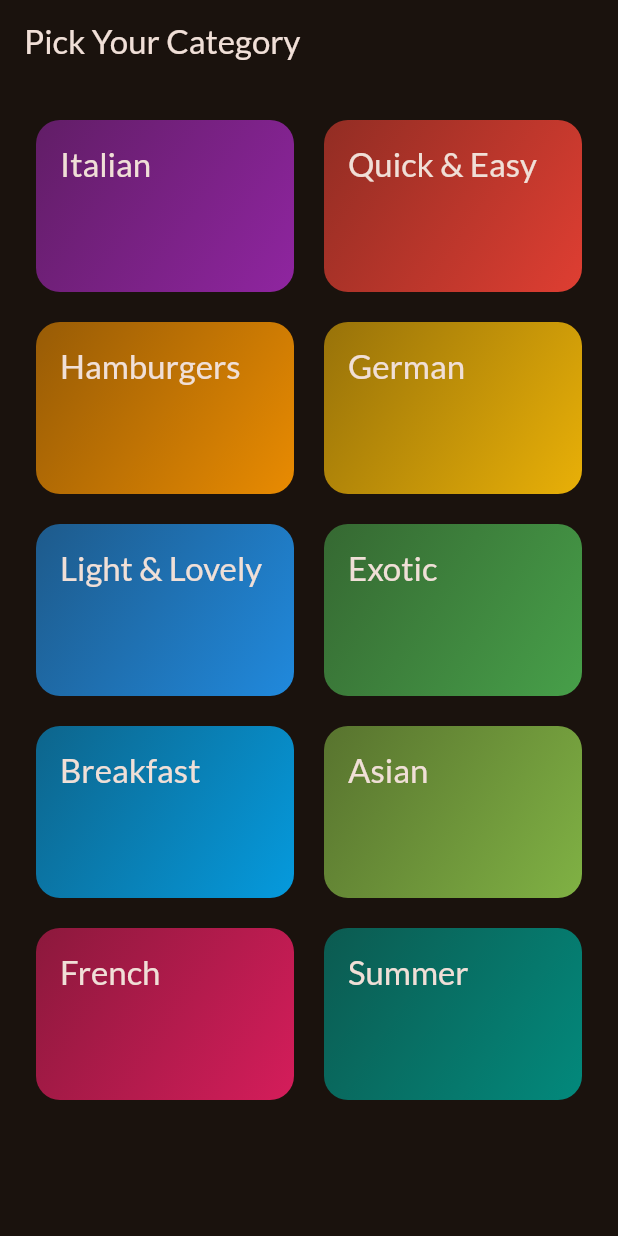
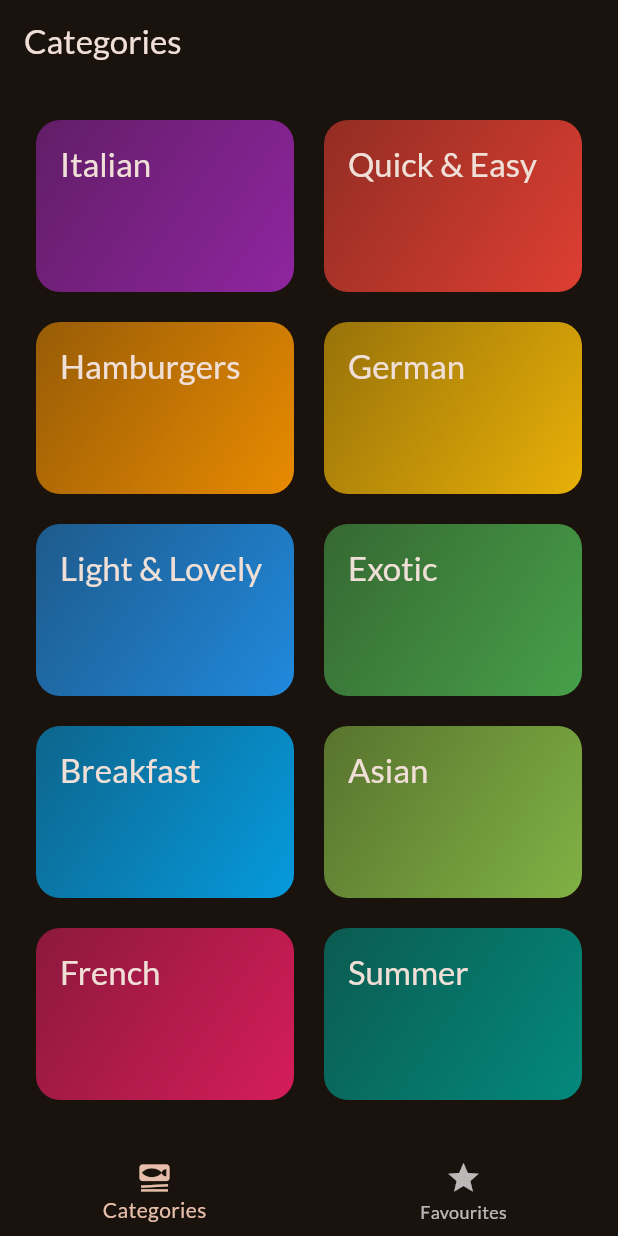
Before and after one commit to moashrafff/flutter-meals-app, a Flutter app: the screen it shows after launch, on a phone screen of 412 x 824 dp. Run offline on Flutter 3.47's test engine with Material 3 defaults, Android fonts, the phone set to English and light mode, and no system bars; our stand-ins replace google_fonts, transparent_image.

Commit message:
finishing favourite screen

```diff
--- a/lib/main.dart
+++ b/lib/main.dart
@@ -2,6 +2,7 @@ import 'package:flutter/material.dart';
 
 import 'package:google_fonts/google_fonts.dart';
 import 'package:meals/screens/categories_screen.dart';
+import 'package:meals/screens/tabs.dart';
 
 final theme = ThemeData(
   useMaterial3: true,
@@ -23,7 +24,7 @@ class App extends StatelessWidget {
   Widget build(BuildContext context) {
     return MaterialApp(
       theme: theme,
-      home: const CategoriesScreen(),
+      home: TabsScreen(),
     );
   }
 }
--- a/lib/screens/categories_screen.dart
+++ b/lib/screens/categories_screen.dart
@@ -2,10 +2,12 @@ import 'package:flutter/material.dart';
 import 'package:meals/components/grid_item.dart';
 import 'package:meals/data/dummy_data.dart';
 import 'package:meals/models/Category.dart';
+import 'package:meals/models/meal.dart';
 import 'package:meals/screens/meals.dart';
 
 class CategoriesScreen extends StatelessWidget {
-  const CategoriesScreen({super.key});
+  const CategoriesScreen({super.key, required this.onFavouriteMeal});
+  final Function(Meal meal) onFavouriteMeal;
 
   void _chooseCategory(BuildContext context, Category category) {
     final meals = dummyMeals
@@ -16,6 +18,7 @@ class CategoriesScreen extends StatelessWidget {
         builder: (ctx) => MealsScreen(
           title: category.title,
           meals: meals,
+          onFavouriteMeal: onFavouriteMeal,
         ),
       ),
     );
@@ -23,13 +26,7 @@ class CategoriesScreen extends StatelessWidget {
 
   @override
   Widget build(BuildContext context) {
-    return Scaffold(
-        appBar: AppBar(
-          title: const Text(
-            'Pick Your Category',
-          ),
-        ),
-        body: GridView(
+    return GridView(
       padding: const EdgeInsets.all(24),
       gridDelegate: const SliverGridDelegateWithFixedCrossAxisCount(
         crossAxisCount: 2,
@@ -45,6 +42,6 @@ class CategoriesScreen extends StatelessWidget {
                 },
               ))
           .toList(),
-        ));
+    );
   }
 }
--- /dev/null
+++ b/lib/screens/tabs.dart
@@ -0,0 +1,81 @@
+import 'package:flutter/material.dart';
+import 'package:meals/models/meal.dart';
+import 'package:meals/screens/categories_screen.dart';
+import 'package:meals/screens/meals.dart';
+
+class TabsScreen extends StatefulWidget {
+  const TabsScreen({super.key});
+
+  @override
+  State<TabsScreen> createState() {
+    return _TabsScreen();
+  }
+}
+
+class _TabsScreen extends State<TabsScreen> {
+  int _selectedPageIndex = 0;
+  final List<Meal> _favoriteMeals = [];
+
+  void _selectedIndex(int index) {
+    setState(() {
+      _selectedPageIndex = index;
+    });
+  }
+
+  void _showFavouriteMessage(String message){
+    ScaffoldMessenger.of(context).clearSnackBars();
+    ScaffoldMessenger.of(context).showSnackBar(SnackBar(content: Text(message)));
+  }
+
+  void _toggleFavouriteMealStatus(Meal meal) {
+    final isExisting = _favoriteMeals.contains(meal);
+    if (isExisting) {
+      setState(() {
+        _favoriteMeals.remove(meal);
+      });
+      _showFavouriteMessage("Meal has been removed from favourites!");
+    } else {
+      setState(() {
+        _favoriteMeals.add(meal);
+      });
+      _showFavouriteMessage("Meal has been added to favourites!");
+    }
+  }
+
+  @override
+  Widget build(BuildContext context) {
+    Widget activePage = CategoriesScreen(
+      onFavouriteMeal: _toggleFavouriteMealStatus,
+    );
+    String _selectedPageTitle = "Categories";
+
+    if (_selectedPageIndex == 1) {
+      activePage = MealsScreen(
+        meals: _favoriteMeals,
+        onFavouriteMeal: _toggleFavouriteMealStatus,
+      );
+      _selectedPageTitle = "Favourites";
+    }
+
+    return Scaffold(
+      appBar: AppBar(
+        title: Text(_selectedPageTitle),
+      ),
+      body: activePage,
+      bottomNavigationBar: BottomNavigationBar(
+        currentIndex: _selectedPageIndex,
+        onTap: _selectedIndex,
+        items: const [
+          BottomNavigationBarItem(
+            icon: Icon(Icons.set_meal),
+            label: 'Categories',
+          ),
+          BottomNavigationBarItem(
+            icon: Icon(Icons.star),
+            label: 'Favourites',
+          ),
+        ],
+      ),
+    );
+  }
+}
```
Also changed, not shown: lib/screens/meal_details.dart (+16 -3 lines), lib/screens/meals.dart (+25 -13 lines). Lines whose indentation alone changed are shown as unchanged.
